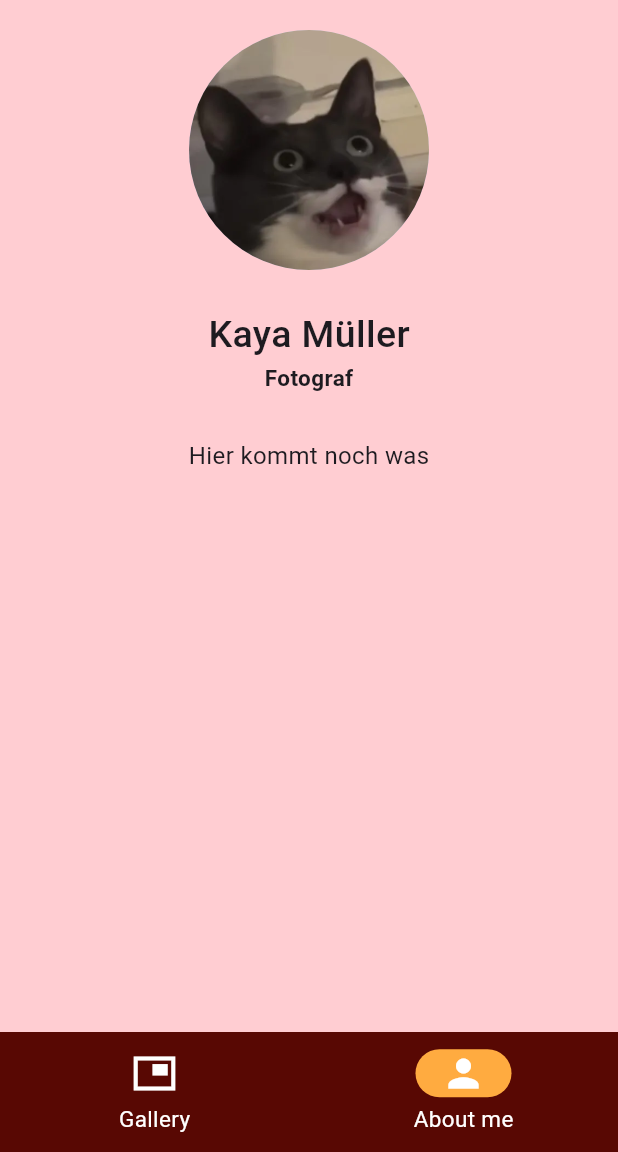
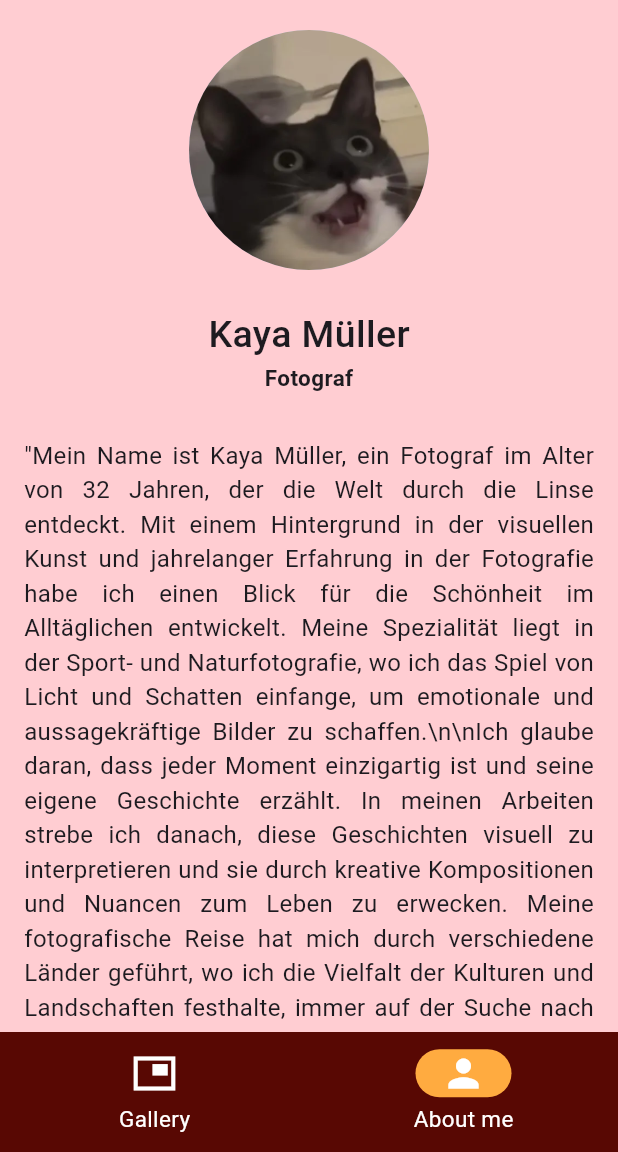
Before and after one commit to Selihei/bildergalerie, a Flutter app: the screen it shows after launch, item 2 of the bottom bar chosen, on a phone screen of 412 x 824 dp, the part 84-1236 px from its top. Run offline on Flutter 3.47's test engine with Material 3 defaults, Android fonts, the phone set to English and light mode, and no system bars.

Commit message:
added Scrollview Profile

```diff
--- /dev/null
+++ b/assets/text/profile_text.txt
@@ -0,0 +1 @@
+"Mein Name ist Kaya Müller, ein Fotograf im Alter von 32 Jahren, der die Welt durch die Linse entdeckt. Mit einem Hintergrund in der visuellen Kunst und jahrelanger Erfahrung in der Fotografie habe ich einen Blick für die Schönheit im Alltäglichen entwickelt. Meine Spezialität liegt in der Sport- und Naturfotografie, wo ich das Spiel von Licht und Schatten einfange, um emotionale und aussagekräftige Bilder zu schaffen.\n\nIch glaube daran, dass jeder Moment einzigartig ist und seine eigene Geschichte erzählt. In meinen Arbeiten strebe ich danach, diese Geschichten visuell zu interpretieren und sie durch kreative Kompositionen und Nuancen zum Leben zu erwecken. Meine fotografische Reise hat mich durch verschiedene Länder geführt, wo ich die Vielfalt der Kulturen und Landschaften festhalte, immer auf der Suche nach neuen Perspektiven und Herausforderungen.\n\nMein Anspruch ist es, mit meinen Bildern nicht nur zu dokumentieren, sondern auch zu inspirieren und zu berühren. Jeder Auftrag und jedes Projekt ist für mich eine Möglichkeit, meine Leidenschaft und mein Können zu zeigen und eine Verbindung zwischen dem Betrachter und dem Bild herzustellen."
--- a/lib/screens/profile.dart
+++ b/lib/screens/profile.dart
@@ -1,13 +1,16 @@
-
 import  'package:flutter/material.dart';
+import 'package:flutter/services.dart';
 
 class ProfileScreen extends StatelessWidget {
   const ProfileScreen({super.key});
 
+Future<String> loadProfileText() async {
+    return await rootBundle.loadString('assets/text/profile_text.txt');
+  }
+
   @override
   Widget build(BuildContext context) {
-    return Center(
-      child: Column(
+    return Column(
         children: [
           SizedBox(height: 20,),
           CircleAvatar(
@@ -18,9 +21,28 @@ class ProfileScreen extends StatelessWidget {
           Text("Kaya Müller", style: TextStyle(fontWeight: FontWeight.w500, fontSize: 25)),
           Text("Fotograf", style: TextStyle(fontWeight: FontWeight.bold, fontSize: 15),),
           SizedBox(height: 30),
-          Text("Hier kommt noch was", textAlign: TextAlign.justify, style: TextStyle(fontSize: 16),)
+           Expanded(
+              child: FutureBuilder<String>(
+                future: loadProfileText(),
+                builder: (context, snapshot) {
+                  if (snapshot.connectionState == ConnectionState.done && snapshot.hasData) {
+                    return Padding(
+                      padding: EdgeInsets.symmetric(horizontal: 16.0),
+                      child: SingleChildScrollView(
+                        child: Text(
+                          snapshot.data!,
+                          textAlign: TextAlign.justify,
+                          style: TextStyle(fontSize: 16),
+                        ),
+                      ),
+                    );
+                  } else {
+                    return Center(child: CircularProgressIndicator());
+                  }
+              },
+            ),
+          ),
         ],
-      ),
-    );
+      );
   }
 }
--- a/pubspec.yaml
+++ b/pubspec.yaml
@@ -20,3 +20,4 @@ flutter:
 
   assets:
   - assets/images/
+  - assets/text/
```
